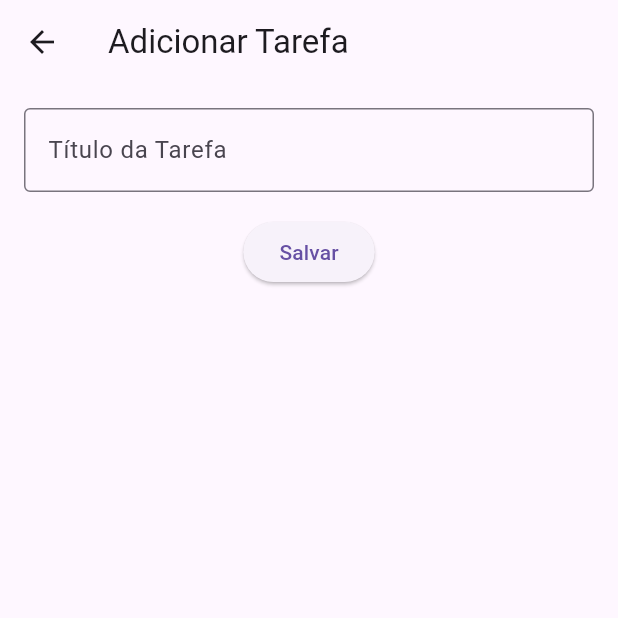
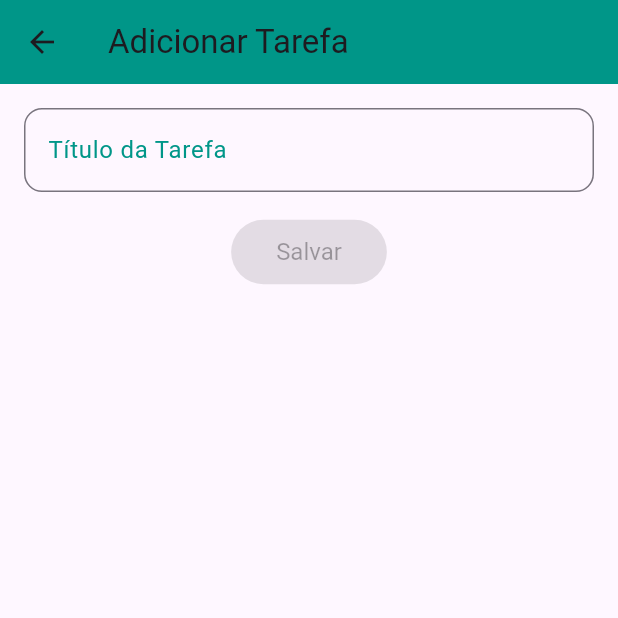
Before and after one commit to Ysrial/web-flutter-todo, a Flutter app: the screen it shows after launch, after a tap on "Adicionar Nova Tarefa", on a phone screen of 412 x 824 dp, the top half of it. Run offline on Flutter 3.47's test engine with Material 3 defaults, Android fonts, the phone set to English and light mode, and no system bars; our stand-ins replace shared_preferences.

Commit message:
Feat: refactor

```diff
--- a/lib/controllers/add_task_controller.dart
+++ b/lib/controllers/add_task_controller.dart
@@ -4,18 +4,15 @@ class AddTaskController extends ChangeNotifier {
   final TextEditingController taskController = TextEditingController();
   bool isButtonDisabled = true;
 
-  // Método que é chamado sempre que o texto é alterado
   void onTextChanged(String text) {
     isButtonDisabled = text.trim().isEmpty;
-    notifyListeners(); // Atualiza a UI sempre que o estado mudar
+    notifyListeners();
   }
 
-  // Retorna o texto da tarefa
   String getTaskTitle() {
     return taskController.text.trim();
   }
 
-  // Limpa o controlador quando não for mais necessário
   @override
   void dispose() {
     taskController.dispose();
--- a/lib/main.dart
+++ b/lib/main.dart
@@ -27,7 +27,7 @@ class MyApp extends StatelessWidget {
         home: Consumer<TaskService>(
           builder: (context, taskService, child) {
             return TodoListPage(
-                taskService: taskService); // Passando o taskService aqui
+                taskService: taskService);
           },
         ),
       ),
--- a/lib/screens/add_task_page.dart
+++ b/lib/screens/add_task_page.dart
@@ -1,4 +1,6 @@
 import 'package:flutter/material.dart';
+import 'package:provider/provider.dart';
+import 'package:web_flutter_todo/controllers/add_task_controller.dart';
 
 class AddTaskPage extends StatefulWidget {
   @override
@@ -6,67 +8,76 @@ class AddTaskPage extends StatefulWidget {
 }
 
 class _AddTaskPageState extends State<AddTaskPage> {
-  final TextEditingController taskController = TextEditingController();
-  bool _isButtonDisabled = false;
+  @override
+  void initState() {
+    super.initState();
+    WidgetsBinding.instance.addPostFrameCallback((_) {
+      final controller = Provider.of<AddTaskController>(context, listen: false);
+      controller.taskController.clear();
+    });
+  }
 
   @override
   Widget build(BuildContext context) {
+    final controller = Provider.of<AddTaskController>(context);
+
     return Scaffold(
       appBar: AppBar(
         title: const Text('Adicionar Tarefa'),
+        backgroundColor: Colors.teal,
       ),
       body: Padding(
         padding: const EdgeInsets.all(16.0),
         child: Column(
           children: [
             TextField(
-              controller: taskController,
-              decoration: const InputDecoration(
+              controller: controller.taskController,
+              onChanged: controller.onTextChanged,
+              decoration: InputDecoration(
                 labelText: 'Título da Tarefa',
-                border: OutlineInputBorder(),
+                labelStyle: TextStyle(color: Colors.teal),
+                border: OutlineInputBorder(
+                  borderRadius: BorderRadius.circular(12),
+                ),
+                focusedBorder: OutlineInputBorder(
+                  borderSide: BorderSide(color: Colors.teal, width: 2),
+                  borderRadius: BorderRadius.circular(12),
+                ),
               ),
             ),
             const SizedBox(height: 16),
             ElevatedButton(
-              onPressed: _isButtonDisabled
+              onPressed: controller.isButtonDisabled
                   ? null
                   : () {
-                      final taskText = taskController.text.trim();
-
-                      // Verifica se o título da tarefa não é vazio
+                      final taskText = controller.getTaskTitle();
                       if (taskText.isNotEmpty) {
                         Navigator.pop(context, taskText);
-                        // Exibe um SnackBar após adicionar a tarefa
                         ScaffoldMessenger.of(context).showSnackBar(
                           const SnackBar(
                             content: Text('Tarefa adicionada com sucesso!'),
                             duration: Duration(seconds: 2),
+                            backgroundColor: Colors.green,
                           ),
                         );
                       } else {
-                        // Mostra um SnackBar se o título for vazio
                         ScaffoldMessenger.of(context).showSnackBar(
                           const SnackBar(
                             content: Text(
                                 'Por favor, insira um título para a tarefa.'),
                             duration: Duration(seconds: 2),
+                            backgroundColor: Colors.red,
                           ),
                         );
-
-                        // Desabilita o botão após o clique
-                        setState(() {
-                          _isButtonDisabled = true;
-                        });
-
-                        // Reabilita o botão após um pequeno atraso
-                        Future.delayed(const Duration(seconds: 2), () {
-                          setState(() {
-                            _isButtonDisabled = false;
-                          });
-                        });
                       }
                     },
               child: const Text('Salvar'),
+              style: ElevatedButton.styleFrom(
+                backgroundColor: const Color.fromARGB(255, 255, 255, 255),
+                padding:
+                    const EdgeInsets.symmetric(horizontal: 30, vertical: 12),
+                textStyle: const TextStyle(fontSize: 16),
+              ),
             ),
           ],
         ),
--- a/lib/screens/todo_list_page.dart
+++ b/lib/screens/todo_list_page.dart
@@ -27,9 +27,7 @@ class TodoListPage extends StatelessWidget {
         id: Uuid().v4(),
         title: newTaskTitle,
       );
-      context
-          .read<TodoListController>()
-          .addTask(newTask); // Usando o controller para adicionar
+      context.read<TodoListController>().addTask(newTask);
     }
   }
 
@@ -39,12 +37,12 @@ class TodoListPage extends StatelessWidget {
       appBar: AppBar(
         title: const Text('Todo List'),
         centerTitle: true,
+        backgroundColor: Colors.teal,
       ),
       body: Consumer<TodoListController>(
         builder: (context, controller, child) {
-          // Carregar as tarefas quando o controlador for inicializado
           if (controller.tasks.isEmpty) {
-            controller.loadTasks(); // Certifique-se de carregar as tarefas
+            controller.loadTasks();
           }
 
           return controller.tasks.isEmpty
@@ -54,12 +52,19 @@ class TodoListPage extends StatelessWidget {
                     children: [
                       const Text(
                         'Nenhuma tarefa cadastrada!',
-                        style: TextStyle(fontSize: 18),
+                        style: TextStyle(
+                            fontSize: 18, fontWeight: FontWeight.bold),
                       ),
                       const SizedBox(height: 16),
                       ElevatedButton(
                         onPressed: () => _navigateToAddTask(context),
                         child: const Text('Adicionar Nova Tarefa'),
+                        style: ElevatedButton.styleFrom(
+                          backgroundColor: const Color.fromARGB(255, 224, 226, 226),
+                          padding: const EdgeInsets.symmetric(
+                              horizontal: 20, vertical: 12),
+                          textStyle: const TextStyle(fontSize: 16),
+                        ),
                       ),
                     ],
                   ),
@@ -68,33 +73,40 @@ class TodoListPage extends StatelessWidget {
                   itemCount: controller.tasks.length,
                   itemBuilder: (context, index) {
                     final task = controller.tasks[index];
-                    return ListTile(
+                    return Card(
+                      margin: const EdgeInsets.symmetric(
+                          vertical: 8, horizontal: 16),
+                      elevation: 5,
+                      shape: RoundedRectangleBorder(
+                        borderRadius: BorderRadius.circular(12),
+                      ),
+                      child: ListTile(
                         title: Text(
                           task.title,
                           style: TextStyle(
                             decoration: task.done
                                 ? TextDecoration.lineThrough
                                 : TextDecoration.none,
+                            fontWeight: FontWeight.w600,
                           ),
                         ),
                         leading: Checkbox(
                           value: task.done,
                           onChanged: (value) {
                             if (value != null && value != task.done) {
-                            // Muda o estado da tarefa apenas se houver mudança
                               controller.toggleTaskStatus(index);
-
-                            // Verifica se a tarefa foi marcada como concluída e se a mensagem já foi mostrada
-                            if (value && !task.done) {
-                              // Exibe SnackBar somente se a tarefa foi concluída pela primeira vez
                               ScaffoldMessenger.of(context).showSnackBar(
-                                const SnackBar(
-                                  content:
-                                      Text('Tarefa marcada como concluída!'),
-                                  duration: Duration(seconds: 2),
+                                SnackBar(
+                                  content: Text(
+                                    value
+                                        ? 'Tarefa marcada como concluída!'
+                                        : 'Tarefa desmarcada!',
+                                  ),
+                                  duration: const Duration(seconds: 2),
+                                  backgroundColor: Colors.green[
+                                      300],
                                 ),
                               );
-                            }
                             }
                           },
                         ),
@@ -102,27 +114,29 @@ class TodoListPage extends StatelessWidget {
                           icon: const Icon(Icons.delete, color: Colors.red),
                           onPressed: () {
                             controller.removeTask(task.id);
-                          // Exibe SnackBar quando a tarefa for deletada
                             ScaffoldMessenger.of(context).showSnackBar(
                               const SnackBar(
                                 content: Text('Tarefa removida com sucesso!'),
                                 duration: Duration(seconds: 2),
+                                backgroundColor:
+                                    Colors.red,
                               ),
                             );
                           },
+                        ),
                       ),
                     );
                   },
                 );
         },
       ),
-      // O botão de adicionar aparece apenas quando houver tarefas
       floatingActionButton: context.watch<TodoListController>().tasks.isNotEmpty
           ? FloatingActionButton(
               onPressed: () => _navigateToAddTask(context),
               child: const Icon(Icons.add),
+              backgroundColor: Colors.teal,
             )
-          : null, // O botão de adicionar é ocultado quando não houver tarefas
+          : null,
     );
   }
 }
```
Also changed, not shown: lib/controllers/todo_list_controller.dart (+7 -11 lines), lib/services/dependency_injection.dart (deleted, +0 -12 lines), lib/services/task_service_interface.dart (deleted, +0 -8 lines). Lines whose indentation alone changed are shown as unchanged.
